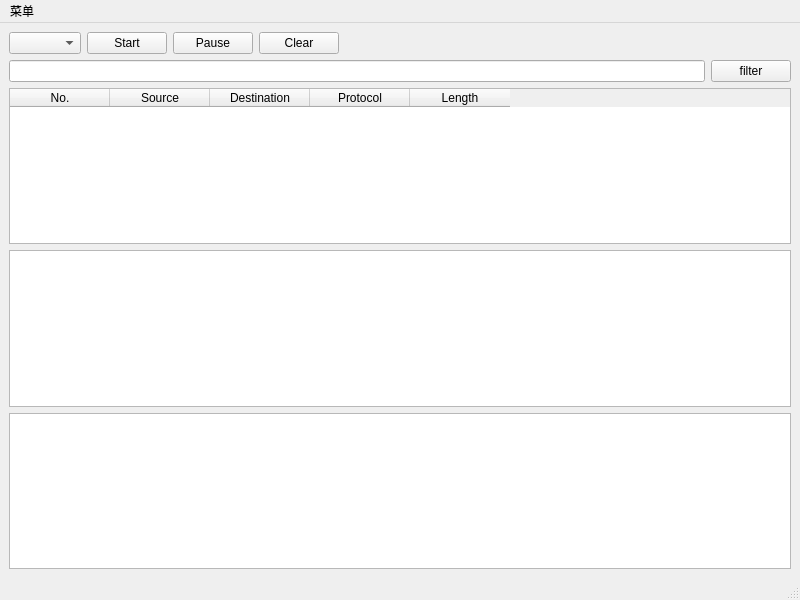
Qt form mainwindow.ui (cyyzero/sniffer) before a commit.
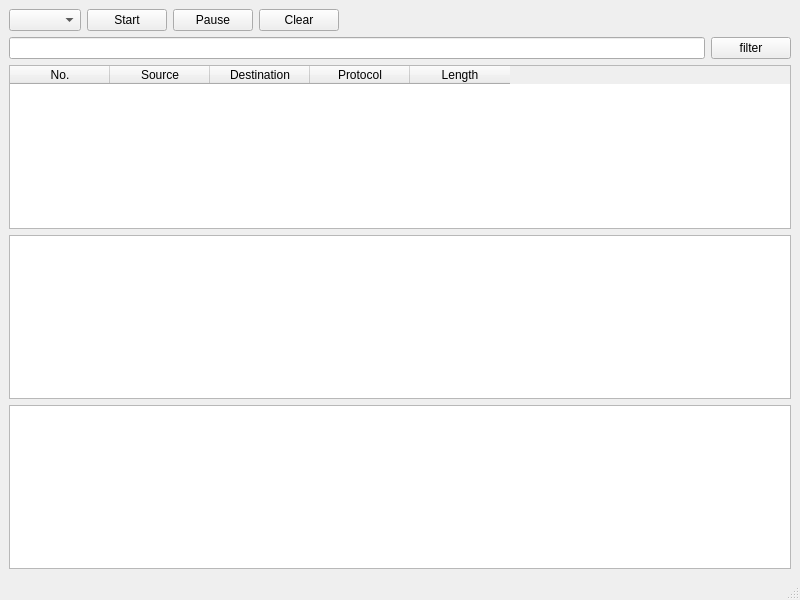
The same form after that commit.

```diff
--- a/mainwindow.ui
+++ b/mainwindow.ui
@@ -140,14 +140,6 @@
      <height>21</height>
     </rect>
    </property>
-   <widget class="QMenu" name="menu">
-    <property name="title">
-     <string>菜单</string>
-    </property>
-    <addaction name="separator"/>
-    <addaction name="actionsave"/>
-   </widget>
-   <addaction name="menu"/>
   </widget>
   <widget class="QStatusBar" name="statusbar"/>
   <action name="actionsave">
```
